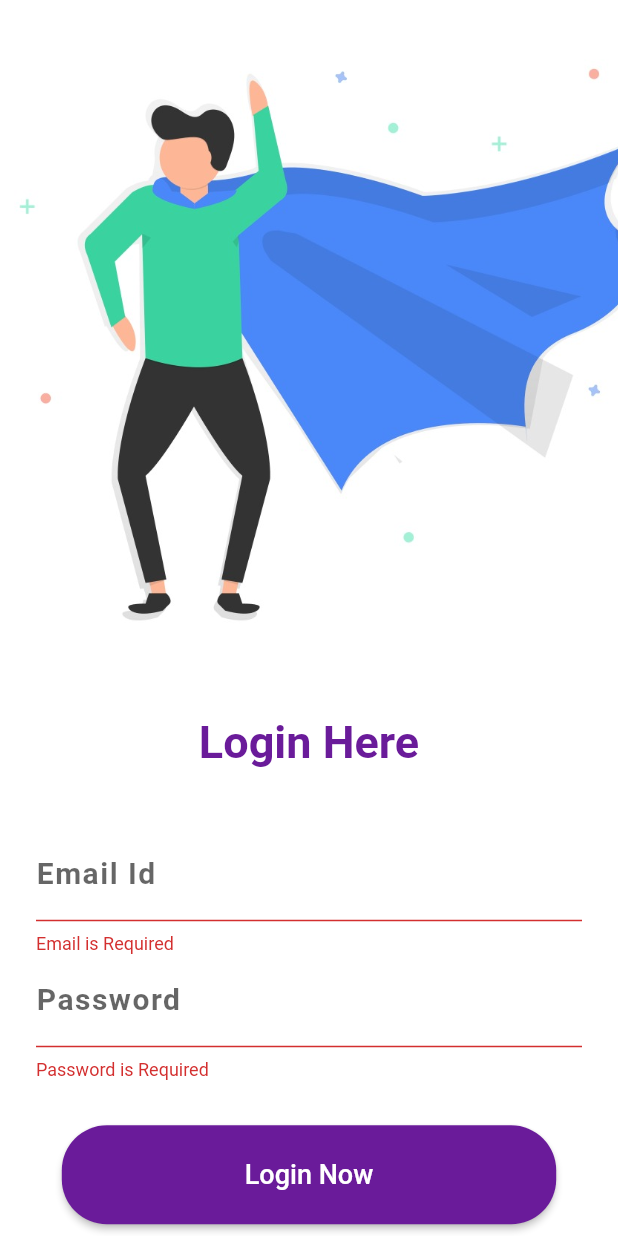
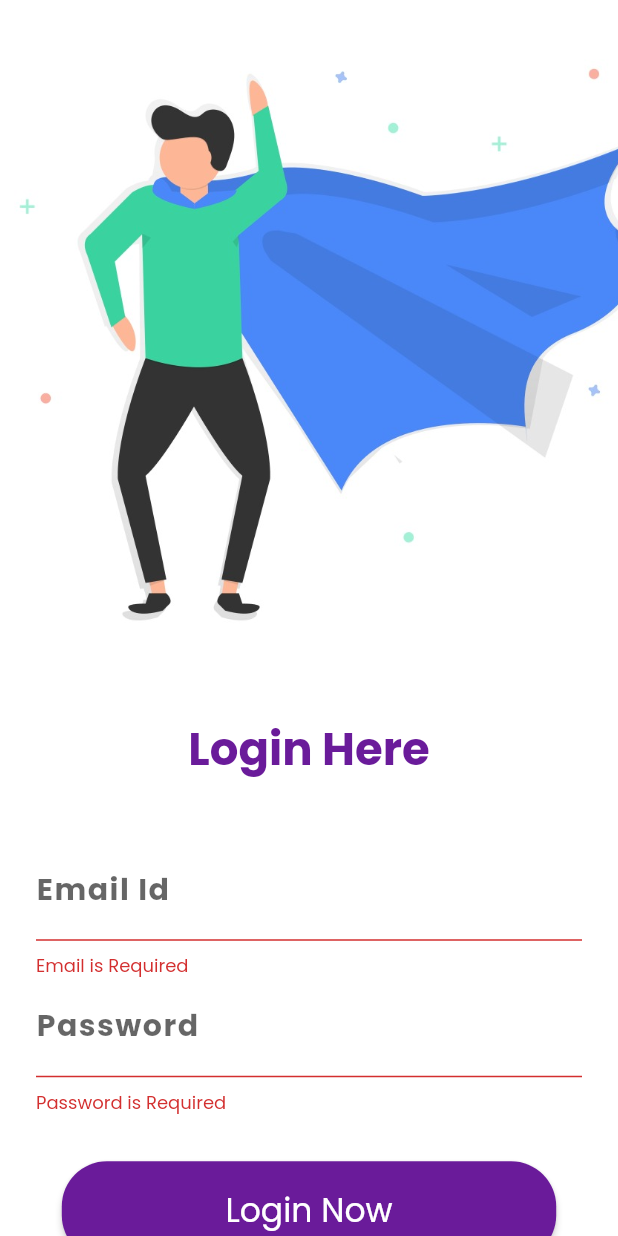
Before and after one commit to ngtrphuong/flutter_face_recognition_app, a Flutter app: the screen it shows after launch, after a tap on "Login Now", on a phone screen of 412 x 824 dp. Run offline on Flutter 3.47's test engine with Material 2 defaults, Android fonts, the phone set to English and light mode, and no system bars; accounts and stored records are empty.

Commit message:
Added Auth Logic, model, provider and Custom font🚀

```diff
--- a/lib/main.dart
+++ b/lib/main.dart
@@ -1,5 +1,7 @@
+import 'package:face_app/providers/auth.dart';
 import 'package:face_app/screens/login_screen.dart';
 import 'package:flutter/material.dart';
+import 'package:provider/provider.dart';
 
 void main() {
   runApp(MyApp());
@@ -9,15 +11,23 @@ class MyApp extends StatelessWidget {
   // This widget is the root of your application.
   @override
   Widget build(BuildContext context) {
-    return MaterialApp(
+    return MultiProvider(
+      providers: [
+        ChangeNotifierProvider(
+          create: (ctx) => Auth(),
+        ),
+      ],
+      child: MaterialApp(
         title: 'Smart Attendance',
         debugShowCheckedModeBanner: false,
         theme: ThemeData(
           primaryColor: Colors.purple[800],
           accentColor: Colors.blue[900],
+          fontFamily: 'Poppins',
           visualDensity: VisualDensity.adaptivePlatformDensity,
         ),
         home: LoginScreen(),
+      ),
     );
   }
 }
--- /dev/null
+++ b/lib/models/user.dart
@@ -0,0 +1,31 @@
+class User {
+  final int id;
+  final String password;
+  final DateTime last_login;
+  final bool is_superuser;
+  final String first_name;
+  final String last_name;
+  final bool is_active;
+  final bool is_staff;
+  final DateTime date_joined;
+  final String username;
+  final String email;
+  final List<dynamic> groups;
+  final List<dynamic> permissions;
+
+  User({
+    this.id,
+    this.password,
+    this.last_login,
+    this.is_superuser,
+    this.first_name,
+    this.last_name,
+    this.is_active,
+    this.is_staff,
+    this.date_joined,
+    this.username,
+    this.email,
+    this.groups,
+    this.permissions,
+  });
+}
--- a/lib/screens/login_screen.dart
+++ b/lib/screens/login_screen.dart
@@ -1,4 +1,4 @@
-import 'package:face_app/widget/auth_widget.dart';
+import 'package:face_app/widgets/auth_widget.dart';
 import 'package:flutter/material.dart';
 
 class LoginScreen extends StatelessWidget {
@@ -15,7 +15,7 @@ class LoginScreen extends StatelessWidget {
               height: MediaQuery.of(context).size.height * 0.55,
               child: FittedBox(
                 child: Image(
-                  image: AssetImage('assets/illustration_2.jpeg'),
+                  image: AssetImage('assets/images/illustration_2.jpeg'),
                 ),
                 fit: BoxFit.cover,
                 alignment: Alignment.center,
--- a/lib/widget/auth_widget.dart
+++ b/lib/widgets/auth_widget.dart
@@ -1,4 +1,6 @@
+import 'package:face_app/providers/auth.dart';
 import 'package:flutter/material.dart';
+import 'package:provider/provider.dart';
 
 class AuthWidget extends StatefulWidget {
   @override
@@ -8,6 +10,8 @@ class AuthWidget extends StatefulWidget {
 class _AuthWidgetState extends State<AuthWidget> {
   String _email;
   String _password;
+
+  var _isLoading = false;
 
   TextStyle field = TextStyle(
     fontWeight: FontWeight.w600,
@@ -65,6 +69,23 @@ class _AuthWidgetState extends State<AuthWidget> {
     );
   }
 
+  Future<void> _submit() async {
+    if (!_formKey.currentState.validate()) {
+      return;
+    }
+    _formKey.currentState.save();
+    setState(() {
+      _isLoading = true;
+    });
+    await Provider.of<Auth>(context, listen: false).authenticate(
+      _email,
+      _password,
+    );
+    setState(() {
+      _isLoading = false;
+    });
+  }
+
   @override
   Widget build(BuildContext context) {
     return Container(
@@ -99,17 +120,15 @@ class _AuthWidgetState extends State<AuthWidget> {
                   ),
                   padding: EdgeInsets.symmetric(horizontal: 15, vertical: 5),
                   color: Theme.of(context).primaryColor,
-                  child: Text(
-                    'Login Now',
-                    style: TextStyle(color: Colors.white, fontSize: 18),
-                  ),
-                  onPressed: () {
-                    if (!_formKey.currentState.validate()) {
-                      return;
-                    }
-                    _formKey.currentState.save();
-                    //Send to API
-                  },
+                  child: _isLoading
+                      ? CircularProgressIndicator(
+                          backgroundColor: Colors.white,
+                        )
+                      : Text(
+                          'Login Now',
+                          style: TextStyle(color: Colors.white, fontSize: 22),
+                        ),
+                  onPressed: _submit,
                 ),
               )
             ],
```
Also changed, not shown: lib/providers/auth.dart (added, +56 -0 lines), pubspec.yaml (+13 -6 lines), assets/fonts/Poppins-Bold.ttf (added), assets/fonts/Poppins-Regular.ttf (added), assets/images/illustration_1.jpeg (renamed from assets/illustration_1.jpeg), assets/images/illustration_2.jpeg (renamed from assets/illustration_2.jpeg), pubspec.lock. Lines whose indentation alone changed are shown as unchanged.
